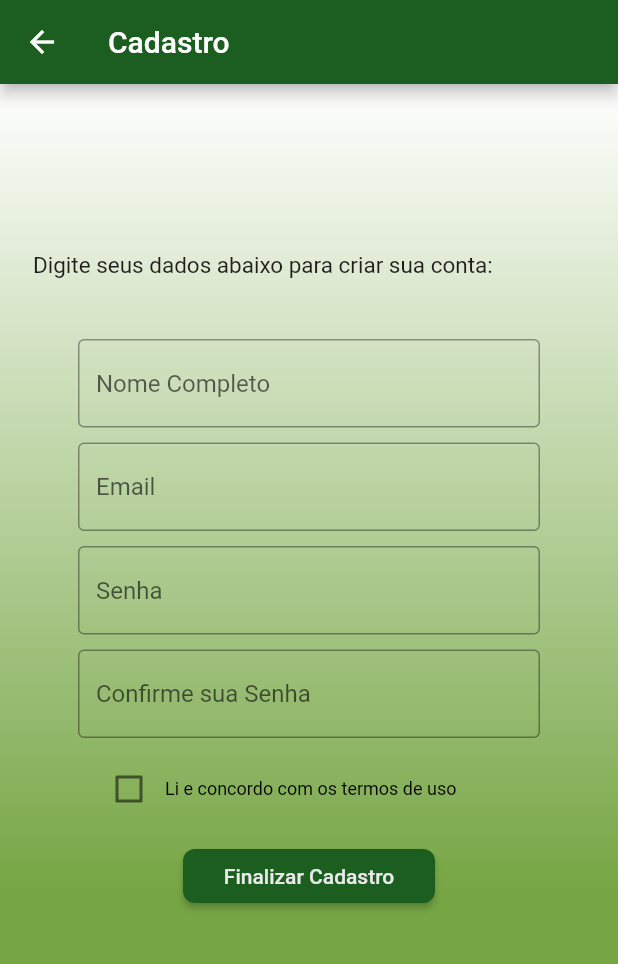
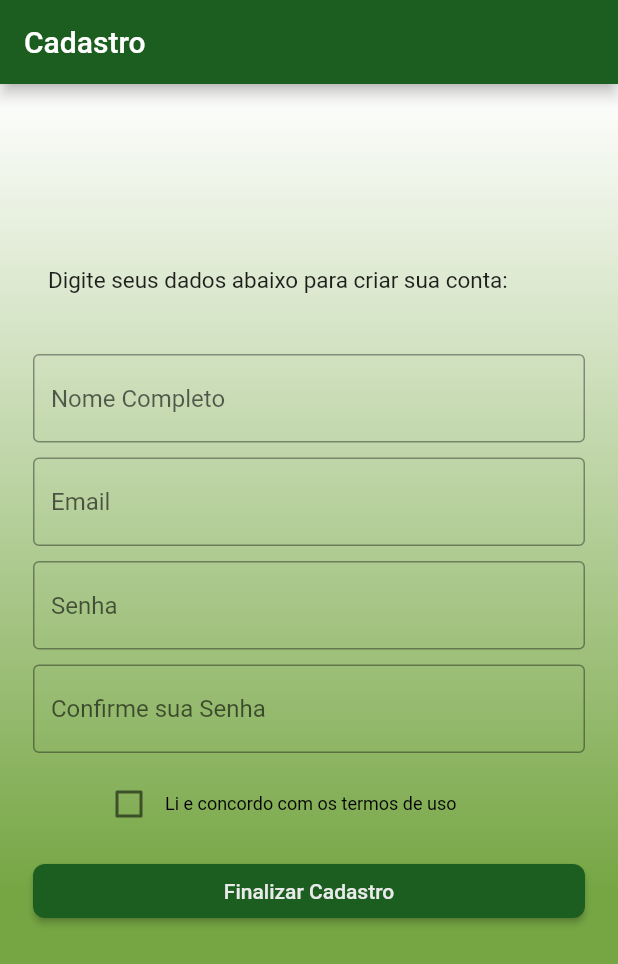
Before and after one commit to brendongabriel/PAC4FLUTTER, a Flutter app: the screen it shows after launch, after a tap on "CRIAR CONTA", on a phone screen of 412 x 824 dp. Shown: the top 964 px of the screen. Run offline on Flutter 3.47's test engine with Material 2 defaults, Android fonts, the phone set to English and light mode, and no system bars.

Commit message:
update cadastro

```diff
--- a/lib/cadastro/cadastro.view.dart
+++ b/lib/cadastro/cadastro.view.dart
@@ -1,5 +1,4 @@
 import 'package:flutter/material.dart';
-import 'package:pac/cadastro/widget/button.widget.dart';
 import 'package:pac/cadastro/widget/checkbox.widget.dart';
 
 class CadastroView extends StatefulWidget {
@@ -12,55 +11,46 @@ class CadastroView extends StatefulWidget {
 class _CadastroViewState extends State<CadastroView> {
   @override
   Widget build(BuildContext context) {
-    return  Scaffold(
+    return  MaterialApp(
+      home: Scaffold(
         appBar: AppBar(
           title: const Text('Cadastro'),
           backgroundColor: Colors.green[900],
         ),
-
-      body: _body(),
-    );
-  }
-
-  _body() {
-    return Container(
-
+        body: Container(
           decoration: const BoxDecoration(
             gradient: LinearGradient(
               begin: Alignment.topCenter,
               end: Alignment.bottomCenter,
               colors: [Colors.white, Color.fromRGBO(118, 166, 68, 1)],
-          stops: [0.0,0.7], // Cores do degradê
+              stops: [0.0, 0.7],
             ),
           ),
-
           child: Center(
             child: ListView(
               shrinkWrap: true,
-          padding: const EdgeInsets.all(12),
-          children: const [
-            SizedBox(height:100),
-            Padding(padding: EdgeInsets.symmetric(horizontal: 10),
+              padding: const EdgeInsets.all(22),
+              children: [
+                const SizedBox(height: 100),
+                const Padding(
+                  padding: EdgeInsets.symmetric(horizontal: 10),
                   child: Text(
                     'Digite seus dados abaixo para criar sua conta:',
                     style: TextStyle(
                       fontSize: 15,
                       fontWeight: FontWeight.normal,
                     ),
-
                   ),
                 ),
-            SizedBox(height: 40),
-            Padding(padding: EdgeInsets.symmetric(horizontal: 40),
-              child: TextField(
+                const SizedBox(height: 40),
+                const TextField(
                   keyboardType: TextInputType.name,
                   decoration: InputDecoration(
-
                     hintText: 'Nome Completo',
                     enabled: true,
                     border: OutlineInputBorder(
                       borderSide: BorderSide(
-                      color: Color.fromARGB(255, 255, 255, 255)
+                        color: Color.fromARGB(255, 255, 255, 255),
                       ),
                     ),
                     focusedBorder: OutlineInputBorder(
@@ -70,18 +60,15 @@ class _CadastroViewState extends State<CadastroView> {
                     ),
                   ),
                 ),
-            ),
-            SizedBox(height: 10),
-            Padding(padding: EdgeInsets.symmetric(horizontal: 40),
-              child: TextField(
+                const SizedBox(height: 10),
+                const TextField(
                   keyboardType: TextInputType.emailAddress,
                   decoration: InputDecoration(
-
                     hintText: 'Email',
                     enabled: true,
                     border: OutlineInputBorder(
                       borderSide: BorderSide(
-                      color: Color.fromARGB(255, 255, 255, 255)
+                        color: Color.fromARGB(255, 255, 255, 255),
                       ),
                     ),
                     focusedBorder: OutlineInputBorder(
@@ -91,13 +78,10 @@ class _CadastroViewState extends State<CadastroView> {
                     ),
                   ),
                 ),
-            ),
-            SizedBox(height: 10),
-            Padding(padding: EdgeInsets.symmetric(horizontal: 40),
-              child: TextField(
+                const SizedBox(height: 10),
+                const TextField(
                   obscureText: true,
                   decoration: InputDecoration(
-
                     hintText: 'Senha',
                     enabled: true,
                     border: OutlineInputBorder(
@@ -112,13 +96,10 @@ class _CadastroViewState extends State<CadastroView> {
                     ),
                   ),
                 ),
-            ),
-            SizedBox(height: 10),
-            Padding(padding: EdgeInsets.symmetric(horizontal: 40),
-              child: TextField(
+                const SizedBox(height: 10),
+                const TextField(
                   obscureText: true,
                   decoration: InputDecoration(
-
                     hintText: 'Confirme sua Senha',
                     enabled: true,
                     border: OutlineInputBorder(
@@ -133,24 +114,36 @@ class _CadastroViewState extends State<CadastroView> {
                     ),
                   ),
                 ),
-            ),
-            SizedBox(height: 10),
-            Padding(
-              padding: EdgeInsets.symmetric(horizontal: 50),
+                const SizedBox(height: 10),
+                const Padding(
+                  padding: EdgeInsets.symmetric(horizontal: 40),
                   child: TermosCheck(),
                 ),
-            SizedBox(height: 10),
-            Padding(
-              padding: EdgeInsets.symmetric(horizontal: 110),
-              child: BotaoCadastro(),
+                const SizedBox(height: 10),
+                ElevatedButton(
+                  onPressed: () {
+
+                  },
+                  style: ElevatedButton.styleFrom(
+                    backgroundColor: Colors.green[900],
+                    shape: RoundedRectangleBorder(
+                      borderRadius: BorderRadius.circular(8.0),
                     ),
-
-            SizedBox(height: 330),
-
+                  ),
+                  child: const Text(
+                    "Finalizar Cadastro",
+                    style: TextStyle(
+                      color: Color.fromARGB(255, 234, 234, 234),
+                      decoration: TextDecoration.none,
+                    ),
+                  ),
+                ),
+                const SizedBox(height: 330),
               ],
             ),
           ),
+        ),
+      ),
     );
-
   }
 }
--- a/lib/cadastro/widget/button.widget.dart
+++ /dev/null
@@ -1,37 +0,0 @@
-import 'package:flutter/material.dart';
-import 'package:pac/login/login.view.dart';
-
-class BotaoCadastro extends StatefulWidget {
-  const BotaoCadastro({super.key});
-
-  @override
-  State<BotaoCadastro> createState() => _BotaoCadastroState();
-}
-
-class _BotaoCadastroState extends State<BotaoCadastro> {
-  @override
-  Widget build(BuildContext context) {
-    return  ElevatedButton(
-      onPressed: () {
-        Navigator.of(context).push(
-          MaterialPageRoute(
-            builder: (context) => const LoginView()
-          )
-        );
-      },
-      child: const Text(
-        "Finalizar Cadastro",
-        style: TextStyle(
-          color: Color.fromARGB(255, 234, 234, 234),
-          decoration: TextDecoration.none,
-        ),
-      ),
-      style: ElevatedButton.styleFrom(
-        backgroundColor: Colors.green[900],
-        shape: RoundedRectangleBorder(
-          borderRadius: BorderRadius.circular(8.0), // Ajuste o valor do raio conforme necessário
-        ),
-      ),
-    );
-  }
-}
```
Lines whose indentation alone changed are shown as unchanged.
